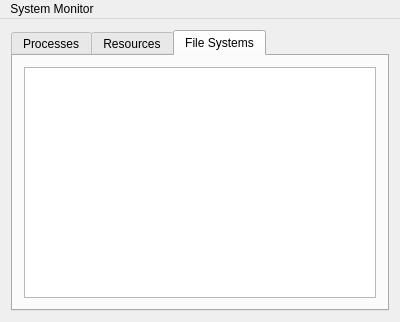
VioletDarkKitty/system-monitor, file mainwindow.ui: the form before one commit.
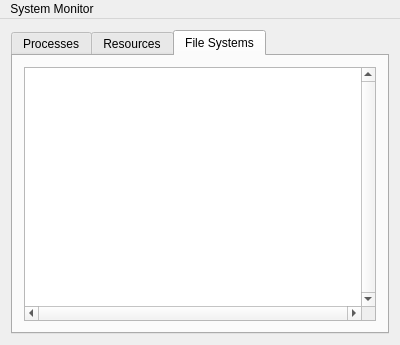
The form after the commit. The open tabs and pages were chosen to show the change.

Commit message: Give rough measurement of disk IO%

```diff
--- a/mainwindow.ui
+++ b/mainwindow.ui
@@ -7,7 +7,7 @@
     <x>0</x>
     <y>0</y>
     <width>400</width>
-    <height>322</height>
+    <height>345</height>
    </rect>
   </property>
   <property name="sizePolicy">
@@ -210,7 +210,32 @@
        </attribute>
        <layout class="QGridLayout" name="gridLayout_4">
         <item row="0" column="0">
-         <widget class="QTableWidget" name="tableFilesystem"/>
+         <widget class="QTableWidget" name="tableFilesystem">
+          <property name="sizePolicy">
+           <sizepolicy hsizetype="Expanding" vsizetype="Expanding">
+            <horstretch>0</horstretch>
+            <verstretch>0</verstretch>
+           </sizepolicy>
+          </property>
+          <property name="verticalScrollBarPolicy">
+           <enum>Qt::ScrollBarAlwaysOn</enum>
+          </property>
+          <property name="horizontalScrollBarPolicy">
+           <enum>Qt::ScrollBarAlwaysOn</enum>
+          </property>
+          <property name="sizeAdjustPolicy">
+           <enum>QAbstractScrollArea::AdjustIgnored</enum>
+          </property>
+          <property name="editTriggers">
+           <set>QAbstractItemView::NoEditTriggers</set>
+          </property>
+          <attribute name="horizontalHeaderStretchLastSection">
+           <bool>true</bool>
+          </attribute>
+          <attribute name="verticalHeaderStretchLastSection">
+           <bool>true</bool>
+          </attribute>
+         </widget>
         </item>
        </layout>
       </widget>
```
Left out of the diff: 4 changed lines with no effect on the pictures. The commit also changes 2 other files.
